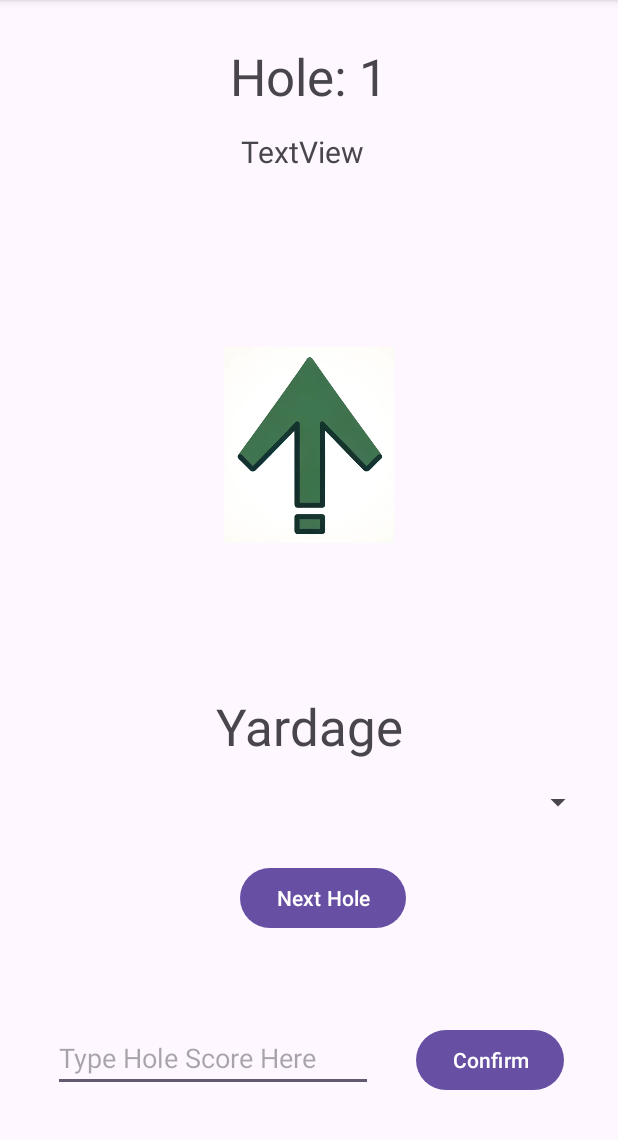
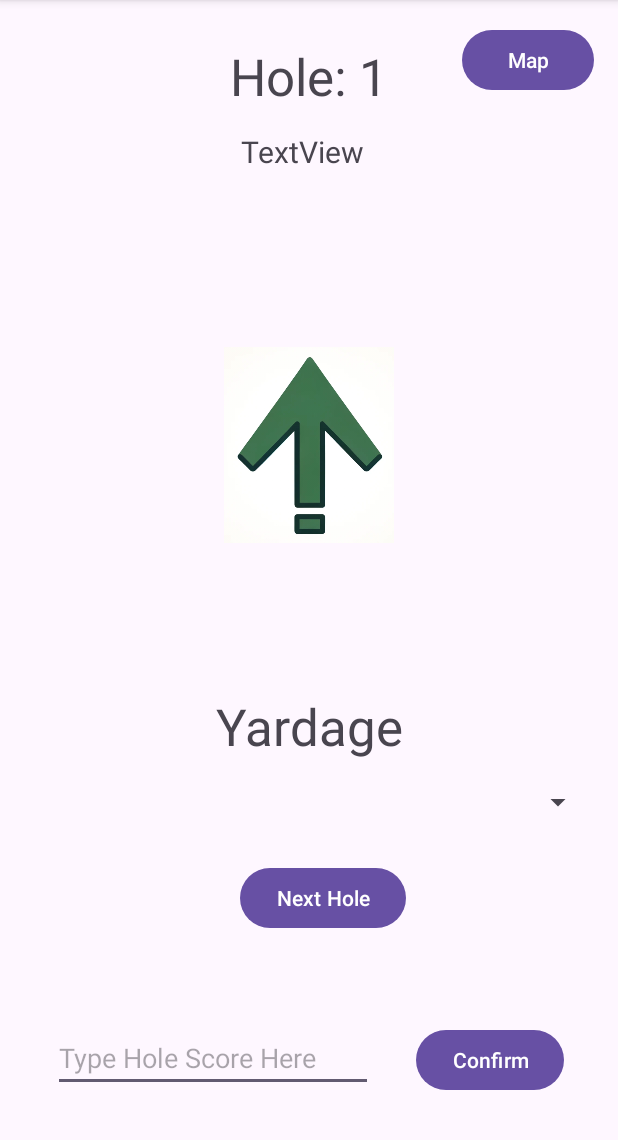
Before and after one commit to knagpal2/BadgerTee, an Android app: the RangeFinder screen opened directly, with no data from a screen before it, on a phone screen of 412 x 824 dp, the part 96-1236 px from its top. Run offline under Robolectric (Android 15) with nearby library versions, the phone set to English and light mode, and no system bars; 2 statements that could not run were skipped.

Commit message:
Added Google Map view in range finder

```diff
--- a/app/src/main/java/com/cs407/badgertee/Map.java
+++ b/app/src/main/java/com/cs407/badgertee/Map.java
@@ -17,7 +17,7 @@ import com.google.android.gms.maps.model.LatLng;
 
 public class Map extends AppCompatActivity {
 
-    public final LatLng mDestinationLatLng = new LatLng(43.087755, -89.543044);
+    private final LatLng mDestinationLatLng = new LatLng(43.087755, -89.543044);
     private GoogleMap mMap;
 
     private static final int PERMISSIONS_REQUEST_ACCESS_FINE_LOCATION =12;
@@ -37,7 +37,7 @@ public class Map extends AppCompatActivity {
         mFusedLocationProviderClient = LocationServices.getFusedLocationProviderClient(this);
         float zoom = 2;
 
-        //mapFragment.getMap().moveCamera(CameraUpdateFactory.newLatLngZoom(latLng, zoom));
+        //mMap.moveCamera(CameraUpdateFactory.newLatLngZoom(mDestinationLatLng, zoom));
 
     }
 
--- a/app/src/main/res/layout/activity_range_finder.xml
+++ b/app/src/main/res/layout/activity_range_finder.xml
@@ -98,4 +98,14 @@
         app:layout_constraintEnd_toEndOf="parent"
         app:layout_constraintStart_toEndOf="@+id/scoreInput" />
 
+    <Button
+        android:id="@+id/mapButton"
+        android:layout_width="wrap_content"
+        android:layout_height="wrap_content"
+        android:layout_marginTop="16dp"
+        android:layout_marginEnd="16dp"
+        android:text="Map"
+        app:layout_constraintEnd_toEndOf="parent"
+        app:layout_constraintTop_toTopOf="parent" />
+
 </androidx.constraintlayout.widget.ConstraintLayout>
```
Also changed, not shown: app/src/main/AndroidManifest.xml (+9 -0 lines).
